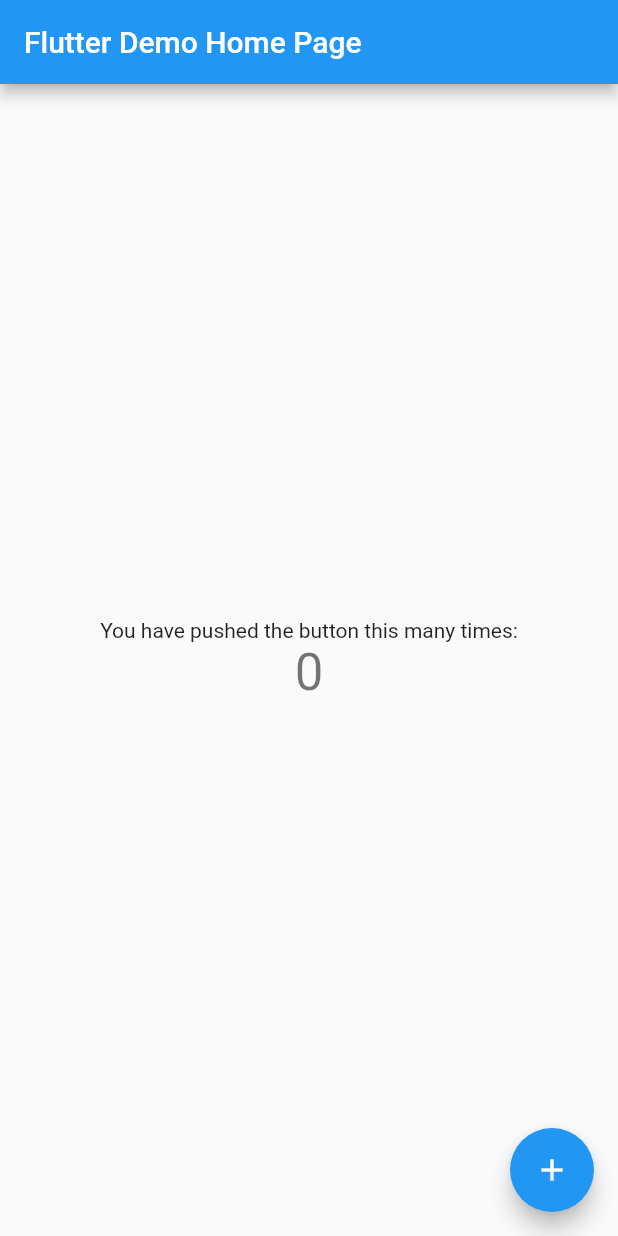
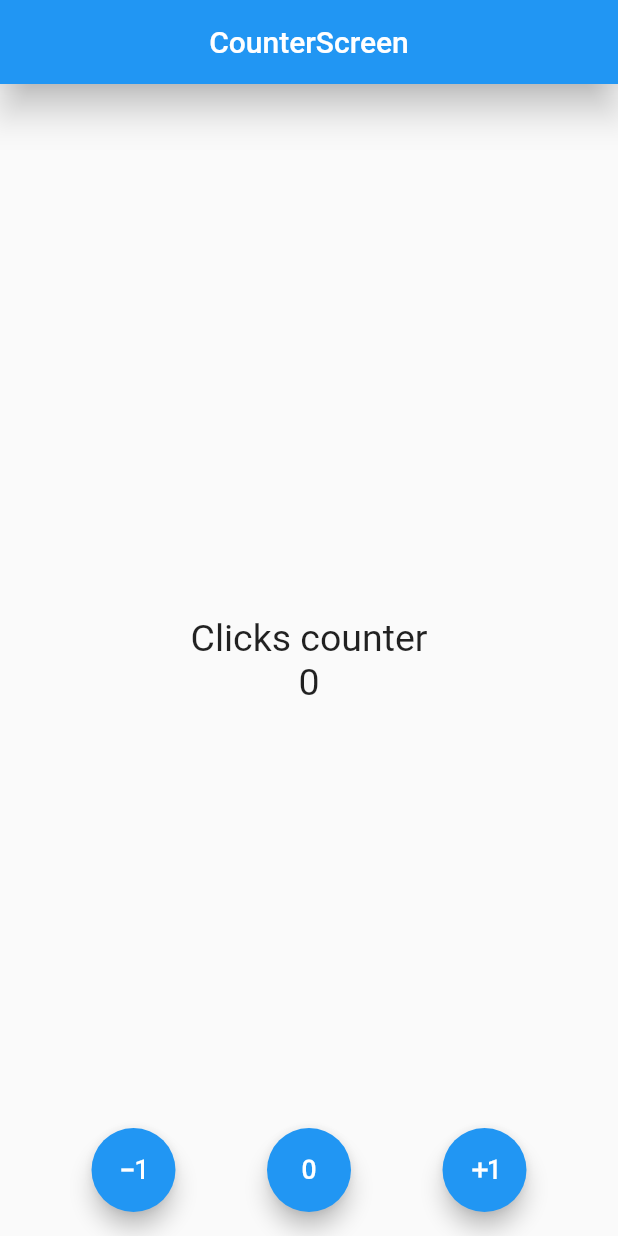
Before and after one commit to HgChvz/fl_counter_app, a Flutter app: the screen it shows after launch, on a phone screen of 412 x 824 dp. Run offline on Flutter 3.47's test engine with Material 2 defaults, Android fonts, the phone set to English and light mode, and no system bars.

Commit message:
Seccion 5 completada

```diff
--- a/lib/main.dart
+++ b/lib/main.dart
@@ -1,115 +1,21 @@
+import 'package:fl_counter_app/screens/counter_screen.dart';
+import 'package:fl_counter_app/screens/home_screen.dart';
 import 'package:flutter/material.dart';
 
 void main() {
   runApp(const MyApp());
 }
 
-class MyApp extends StatelessWidget {
+class MyApp extends StatelessWidget{
+
   const MyApp({super.key});
-
-  // This widget is the root of your application.
-  @override
-  Widget build(BuildContext context) {
-    return MaterialApp(
-      title: 'Flutter Demo',
-      theme: ThemeData(
-        // This is the theme of your application.
-        //
-        // Try running your application with "flutter run". You'll see the
-        // application has a blue toolbar. Then, without quitting the app, try
-        // changing the primarySwatch below to Colors.green and then invoke
-        // "hot reload" (press "r" in the console where you ran "flutter run",
-        // or simply save your changes to "hot reload" in a Flutter IDE).
-        // Notice that the counter didn't reset back to zero; the application
-        // is not restarted.
-        primarySwatch: Colors.blue,
-      ),
-      home: const MyHomePage(title: 'Flutter Demo Home Page'),
-    );
-  }
-}
-
-class MyHomePage extends StatefulWidget {
-  const MyHomePage({super.key, required this.title});
-
-  // This widget is the home page of your application. It is stateful, meaning
-  // that it has a State object (defined below) that contains fields that affect
-  // how it looks.
-
-  // This class is the configuration for the state. It holds the values (in this
-  // case the title) provided by the parent (in this case the App widget) and
-  // used by the build method of the State. Fields in a Widget subclass are
-  // always marked "final".
-
-  final String title;
-
-  @override
-  State<MyHomePage> createState() => _MyHomePageState();
-}
-
-class _MyHomePageState extends State<MyHomePage> {
-  int _counter = 0;
-
-  void _incrementCounter() {
-    setState(() {
-      // This call to setState tells the Flutter framework that something has
-      // changed in this State, which causes it to rerun the build method below
-      // so that the display can reflect the updated values. If we changed
-      // _counter without calling setState(), then the build method would not be
-      // called again, and so nothing would appear to happen.
-      _counter++;
-    });
-  }
 
   @override
   Widget build(BuildContext context) {
-    // This method is rerun every time setState is called, for instance as done
-    // by the _incrementCounter method above.
-    //
-    // The Flutter framework has been optimized to make rerunning build methods
-    // fast, so that you can just rebuild anything that needs updating rather
-    // than having to individually change instances of widgets.
-    return Scaffold(
-      appBar: AppBar(
-        // Here we take the value from the MyHomePage object that was created by
-        // the App.build method, and use it to set our appbar title.
-        title: Text(widget.title),
-      ),
-      body: Center(
-        // Center is a layout widget. It takes a single child and positions it
-        // in the middle of the parent.
-        child: Column(
-          // Column is also a layout widget. It takes a list of children and
-          // arranges them vertically. By default, it sizes itself to fit its
-          // children horizontally, and tries to be as tall as its parent.
-          //
-          // Invoke "debug painting" (press "p" in the console, choose the
-          // "Toggle Debug Paint" action from the Flutter Inspector in Android
-          // Studio, or the "Toggle Debug Paint" command in Visual Studio Code)
-          // to see the wireframe for each widget.
-          //
-          // Column has various properties to control how it sizes itself and
-          // how it positions its children. Here we use mainAxisAlignment to
-          // center the children vertically; the main axis here is the vertical
-          // axis because Columns are vertical (the cross axis would be
-          // horizontal).
-          mainAxisAlignment: MainAxisAlignment.center,
-          children: <Widget>[
-            const Text(
-              'You have pushed the button this many times:',
-            ),
-            Text(
-              '$_counter',
-              style: Theme.of(context).textTheme.headline4,
-            ),
-          ],
-        ),
-      ),
-      floatingActionButton: FloatingActionButton(
-        onPressed: _incrementCounter,
-        tooltip: 'Increment',
-        child: const Icon(Icons.add),
-      ), // This trailing comma makes auto-formatting nicer for build methods.
+    return const MaterialApp(
+      debugShowCheckedModeBanner: false,
+      home: CounterScreen()
     );
   }
+
 }
--- /dev/null
+++ b/lib/screens/counter_screen.dart
@@ -0,0 +1,96 @@
+
+import 'package:flutter/material.dart';
+
+class CounterScreen extends StatefulWidget {
+
+  const CounterScreen({super.key});
+
+  @override
+  State<CounterScreen> createState() => _CounterScreenState();
+}
+
+class _CounterScreenState extends State<CounterScreen> {
+
+  int counter = 0;
+
+  void increase() {
+    counter++;
+    setState(() {});
+  }
+
+  void decrease() {
+    counter--;
+    setState(() {});
+  }
+
+  void zero() {
+    counter = 0;
+    setState(() {});
+  }
+
+  @override
+  Widget build(BuildContext context) {
+
+    TextStyle fontSize25 = const TextStyle(fontSize: 25.0);
+
+    return Scaffold(
+      appBar: AppBar(
+        title: const Text('CounterScreen'),
+        elevation: 10.0,
+        centerTitle: true,
+      ),
+      body: Center(
+          child: Column(
+            mainAxisAlignment: MainAxisAlignment.center,
+            children: <Widget>[
+              Text('Clicks counter', style: fontSize25),
+              Text('$counter', style: fontSize25)
+            ]
+          ),
+        ),
+      floatingActionButtonLocation: FloatingActionButtonLocation.centerFloat,
+      floatingActionButton:  CustomFloatingActions(
+        increaseFn: increase,
+        decreaseFn: decrease,
+        zeroFn: zero,
+      ),
+    );
+  }
+}
+
+class CustomFloatingActions extends StatelessWidget {
+
+  final Function increaseFn, decreaseFn, zeroFn;
+
+  const CustomFloatingActions({
+    Key? key,
+    required this.increaseFn,
+    required this.decreaseFn,
+    required this.zeroFn,
+
+  }) : super(key: key);
+
+  @override
+  Widget build(BuildContext context) {
+    return Row(
+      mainAxisAlignment: MainAxisAlignment.spaceEvenly,
+      children: [
+        FloatingActionButton(
+          child: const Icon(Icons.exposure_minus_1_outlined),
+          //onPressed: () => setState(() => counter-- ), Como es un StatelessWidget, no serviria el setState en los FloatingActionButtons
+          onPressed: () => decreaseFn(),
+        ),
+        FloatingActionButton(
+          child: const Icon(Icons.exposure_zero_outlined),
+          //onPressed: () => setState(() => counter = 0 ),
+          onPressed: () => zeroFn(),
+        ),
+        FloatingActionButton(
+          child: const Icon(Icons.exposure_plus_1_outlined),
+          //onPressed: () => setState(() => counter++ ),
+          onPressed: () => increaseFn(),
+        ),
+      ],
+    );
+  }
+}
```
Also changed, not shown: lib/screens/home_screen.dart (added, +40 -0 lines).
